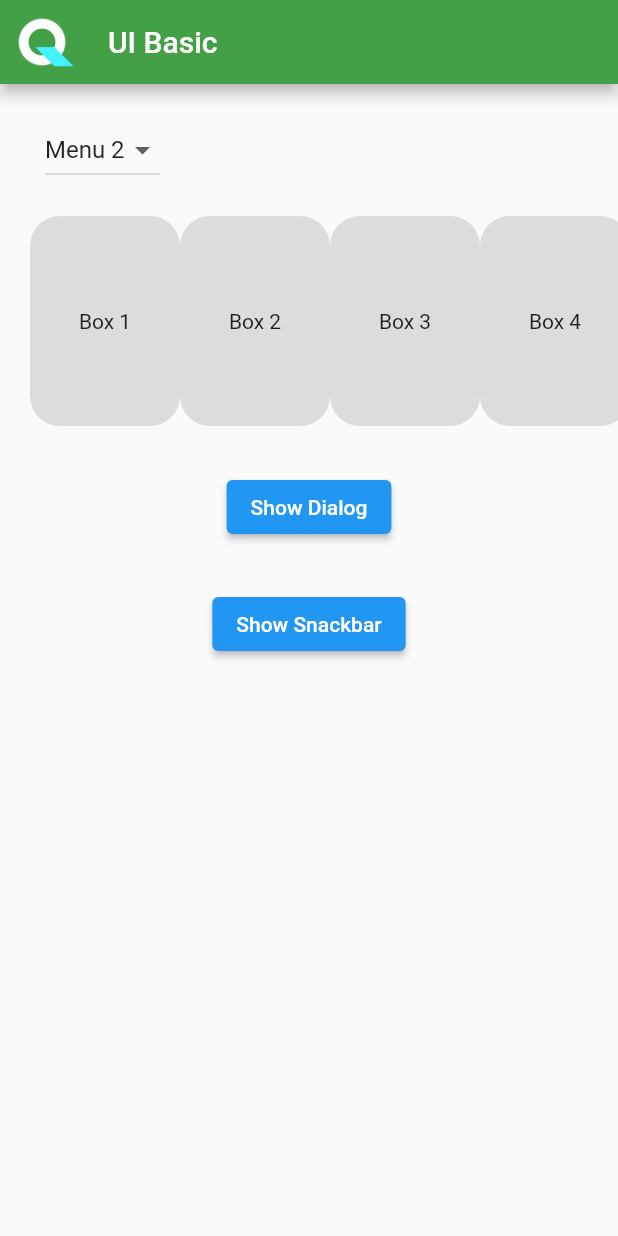
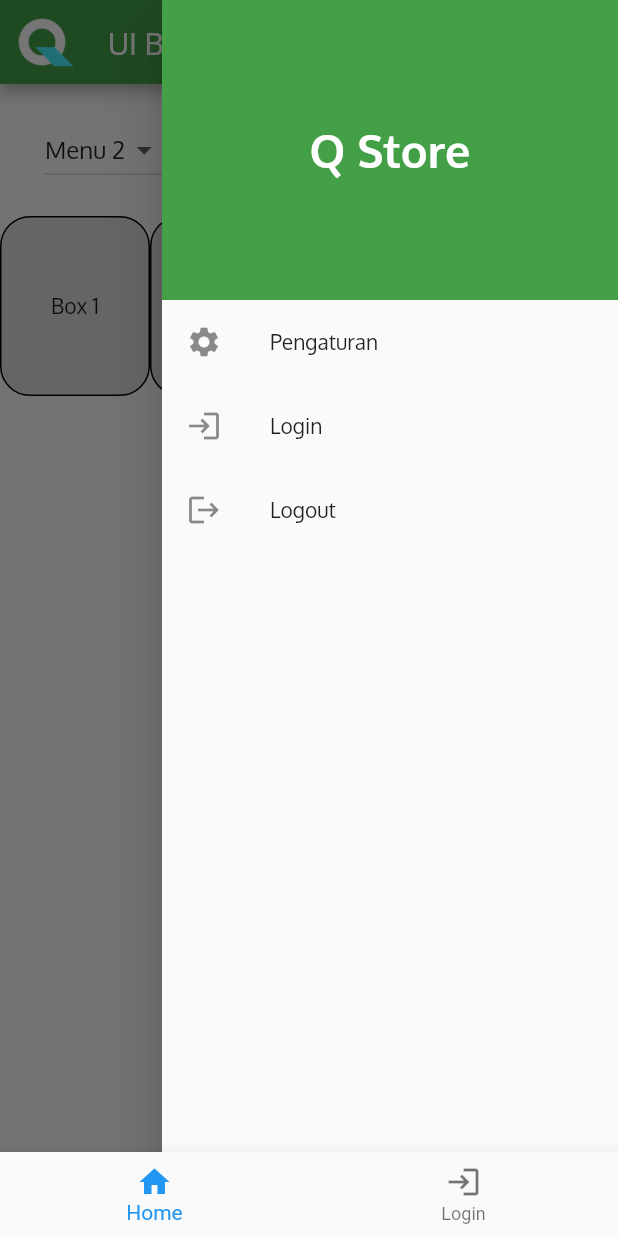
Before and after one commit to Rafiyudistra721/Basic-UI-Section-4, a Flutter app: the screen it shows after launch, with the side drawer open (before the commit the screen has no drawer), on a phone screen of 412 x 824 dp. Run offline on Flutter 3.47's test engine with Material 2 defaults, Android fonts, the phone set to English and light mode, and no system bars.

Commit message:
Final Update

```diff
--- /dev/null
+++ b/lib/Widgets/bottom_sheet.dart
@@ -0,0 +1,60 @@
+// ignore_for_file: avoid_print
+
+import 'package:flutter/material.dart';
+
+class BottomSheets extends StatefulWidget {
+  const BottomSheets({
+    super.key,
+  });
+
+  @override
+  State<BottomSheets> createState() => _BottomSheetsState();
+}
+
+class _BottomSheetsState extends State<BottomSheets> {
+  @override
+  Widget build(BuildContext context) {
+    return Padding(
+      padding: const EdgeInsets.all(30),
+      child: ElevatedButton(
+          onPressed: () {
+            showModalBottomSheet(
+              isDismissible: false,
+              shape: RoundedRectangleBorder(
+                  borderRadius: BorderRadius.circular(20)),
+              context: context,
+              builder: (context) {
+                return SizedBox(
+                  height: 250,
+                  child: ListView(
+                    children: [
+                      ListTile(
+                        onTap: () => print("Open Search"),
+                        leading: const Icon(Icons.search),
+                        title: const Text("Pencarian"),
+                      ),
+                      ListTile(
+                        onTap: () => print("Open Share"),
+                        leading: const Icon(Icons.share),
+                        title: const Text("Bagikan"),
+                      ),
+                      ListTile(
+                        onTap: () => print("Open Add"),
+                        leading: const Icon(Icons.add),
+                        title: const Text("Tambah"),
+                      ),
+                      ListTile(
+                        onTap: () => Navigator.pop(context),
+                        leading: const Icon(Icons.cancel),
+                        title: const Text("Batalkan"),
+                      ),
+                    ],
+                  ),
+                );
+              },
+            );
+          },
+          child: const Text("Show Bottom Sheet")),
+    );
+  }
+}
--- /dev/null
+++ b/lib/Widgets/drawer.dart
@@ -0,0 +1,64 @@
+import 'package:flutter/material.dart';
+import '../pages/login_page.dart';
+
+class ShowDrawer extends StatefulWidget {
+  const ShowDrawer({
+    super.key,
+  });
+
+  @override
+  State<ShowDrawer> createState() => _ShowDrawerState();
+}
+
+class _ShowDrawerState extends State<ShowDrawer> {
+  @override
+  Widget build(BuildContext context) {
+    return Drawer(
+      child: Column(
+        children: [
+          Container(
+            alignment: Alignment.center,
+            width: double.infinity,
+            height: 200,
+            color: Colors.green[600],
+            child: const Text(
+              "Q Store",
+              style: TextStyle(
+                  fontSize: 30,
+                  color: Colors.white,
+                  fontFamily: "Oxygen",
+                  fontWeight: FontWeight.bold),
+            ),
+          ),
+          SizedBox(
+            height: 548,
+            width: 305,
+            child: ListView(
+              children: [
+                const ListTile(
+                  leading: Icon(Icons.settings),
+                  title: Text("Pengaturan"),
+                ),
+                ListTile(
+                  onTap: () {
+                    Navigator.push(
+                        context,
+                        MaterialPageRoute(
+                          builder: (context) => const LoginPage(),
+                        ));
+                  },
+                  leading: const Icon(Icons.login),
+                  title: const Text("Login"),
+                ),
+                const ListTile(
+                  leading: Icon(Icons.logout),
+                  title: Text("Logout"),
+                ),
+              ],
+            ),
+          )
+        ],
+      ),
+    );
+  }
+}
--- a/lib/Widgets/listview_box.dart
+++ b/lib/Widgets/listview_box.dart
@@ -18,11 +18,11 @@ class _ListviewBoxState extends State<ListviewBox> {
     return Container(
       width: 100,
       height: 100,
-      decoration: const BoxDecoration(
+      decoration: BoxDecoration(
+          border: Border.all(width: 1),
           borderRadius: BorderRadius.all(Radius.circular(20)),
           color: Colors.black12),
       child: Center(child: Text(widget.text)),
     );
-
   }
 }
--- a/lib/main.dart
+++ b/lib/main.dart
@@ -1,6 +1,5 @@
 import 'package:flutter/material.dart';
-import 'pages/home_page.dart';
-import 'pages/login_page.dart';
+import 'navigation/bottom_navigation_bar.dart';
 
 void main() {
   runApp(const UiBasicApp());
@@ -20,7 +19,9 @@ class _UiBasicAppState extends State<UiBasicApp> {
       title: "UI Basic",
       theme: ThemeData(fontFamily: "Oxygen"),
       debugShowCheckedModeBanner: false,
-      home: HomePage(),
+      home: const Scaffold(
+        body: BottomNavbar(),
+      ),
     );
   }
 }
--- /dev/null
+++ b/lib/navigation/bottom_navigation_bar.dart
@@ -0,0 +1,37 @@
+import 'package:basic_ui_application/pages/home_page.dart';
+import 'package:basic_ui_application/pages/login_page.dart';
+import 'package:flutter/material.dart';
+
+class BottomNavbar extends StatefulWidget {
+  const BottomNavbar({super.key});
+
+  @override
+  State<BottomNavbar> createState() => _BottomNavbarState();
+}
+
+class _BottomNavbarState extends State<BottomNavbar> {
+  int _currentIndex = 0;
+  final List<Widget> _children = [const HomePage(), const LoginPage()];
+  void onBarTapped(int index) {
+    setState(() {
+      _currentIndex = index;
+    });
+  }
+
+  @override
+  Widget build(BuildContext context) {
+    return MaterialApp(
+      home: Scaffold(
+        body: _children[_currentIndex],
+        bottomNavigationBar: BottomNavigationBar(
+          currentIndex: _currentIndex,
+          onTap: onBarTapped,
+          items: const [
+            BottomNavigationBarItem(icon: Icon(Icons.home), label: 'Home'),
+            BottomNavigationBarItem(icon: Icon(Icons.login), label: 'Login'),
+          ],
+        ),
+      ),
+    );
+  }
+}
--- a/lib/pages/home_page.dart
+++ b/lib/pages/home_page.dart
@@ -3,14 +3,18 @@ import '../Widgets/listview_box.dart';
 import '../Widgets/snackbar.dart';
 import '../Widgets/show_dialog.dart';
 import '../Widgets/dropdown.dart';
+import '../Widgets/bottom_sheet.dart';
+import '../Widgets/drawer.dart';
 
 class HomePage extends StatelessWidget {
   const HomePage({super.key});
 
   @override
   Widget build(BuildContext context) {
-    return const MaterialApp(
-      home: HomeWidget(),
+    return MaterialApp(
+      theme: ThemeData(fontFamily: "Oxygen"),
+      debugShowCheckedModeBanner: false,
+      home: const HomeWidget(),
     );
   }
 }
@@ -29,11 +33,12 @@ class _HomeWidgetState extends State<HomeWidget> {
       appBar: AppBar(
         leading: Padding(
           padding: const EdgeInsets.all(7.0),
-          child: Image.asset("asset/images/-MOTOR-.png"),
+          child: Image.asset("assets/images/-MOTOR-.png"),
         ),
         title: const Text("UI Basic"),
         backgroundColor: Colors.green[600],
       ),
+      endDrawer: const ShowDrawer(),
       body: SingleChildScrollView(
         child: Column(
           children: <Widget>[
@@ -43,10 +48,10 @@ class _HomeWidgetState extends State<HomeWidget> {
                     padding: EdgeInsets.only(left: 30, top: 20),
                     child: ShowDropdown())),
             Container(
-              height: 140,
-              margin: const EdgeInsets.only(left: 20, top: 20),
+              height: 120,
+              margin: const EdgeInsets.only(top: 20),
               child: ListView.builder(
-                itemCount: 25,
+                itemCount: 20,
                 itemBuilder: (context, index) =>
                     ListviewBox(text: "Box ${index + 1}"),
                 scrollDirection: Axis.horizontal,
@@ -60,6 +65,10 @@ class _HomeWidgetState extends State<HomeWidget> {
               height: 30,
             ),
             const ShowSnackbar(),
+            const SizedBox(
+              height: 30,
+            ),
+            const BottomSheets()
           ],
         ),
       ),
--- a/lib/pages/login_page.dart
+++ b/lib/pages/login_page.dart
@@ -40,7 +40,7 @@ class _LoginWidgetState extends State<LoginWidget> {
                   decoration: BoxDecoration(
                       color: Colors.black38,
                       borderRadius: BorderRadius.circular(20)),
-                  child: Image.asset('asset/images/-MOTOR-.png')),
+                  child: Image.asset('assets/images/-MOTOR-.png')),
             ),
           ),
           Padding(
```
Also changed, not shown: lib/Widgets/dropdown.dart (+6 -6 lines), pubspec.yaml (+10 -4 lines), assets/fonts/Oxygen-Bold.ttf (renamed from asset/fonts/Oxygen-Bold.ttf), assets/fonts/Oxygen-Light.ttf (renamed from asset/fonts/Oxygen-Light.ttf), assets/fonts/Oxygen-Regular.ttf (renamed from asset/fonts/Oxygen-Regular.ttf), assets/icon/icon.png (renamed from asset/images/-MOTOR-.png), assets/images/-MOTOR-.png (added), pubspec.lock, 27 other files.
